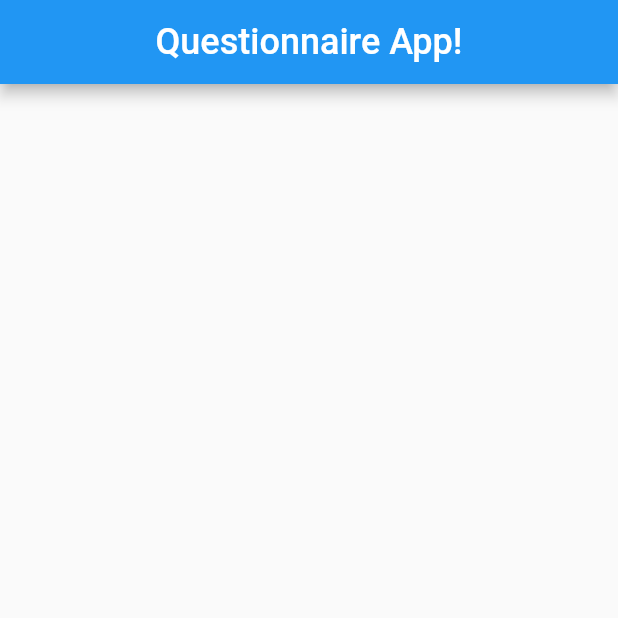
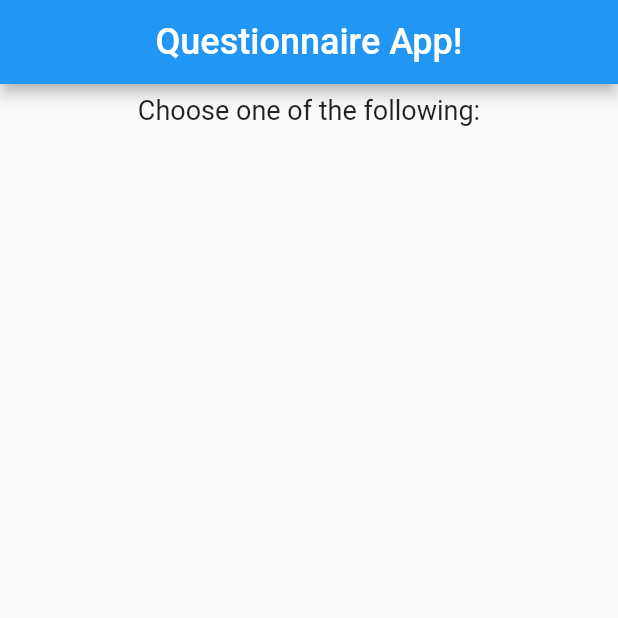
Before and after one commit to adogbeji/QuizApp3, a Flutter app: the screen it shows after launch, on a phone screen of 412 x 824 dp, the top half of it. Run offline on Flutter 3.47's test engine with Material 2 defaults, Android fonts, the light colour scheme and no system bars.

Commit message:
Add first widget to Column & add Call-To-Action text

```diff
--- a/lib/main.dart
+++ b/lib/main.dart
@@ -16,6 +16,16 @@ class MyApp extends StatelessWidget {
           Text('Questionnaire App!', style: TextStyle(fontSize: 24), textAlign: TextAlign.center),
           ),
         ),
+        body: Column(
+          children: <Widget>[
+            Container(
+              width: double.infinity,
+              margin: EdgeInsets.all(7),
+              child:
+            Text('Choose one of the following:', style: TextStyle(fontSize: 18), textAlign: TextAlign.center),
+            ),
+          ]
+        ),
       ),
     );
   }
```
